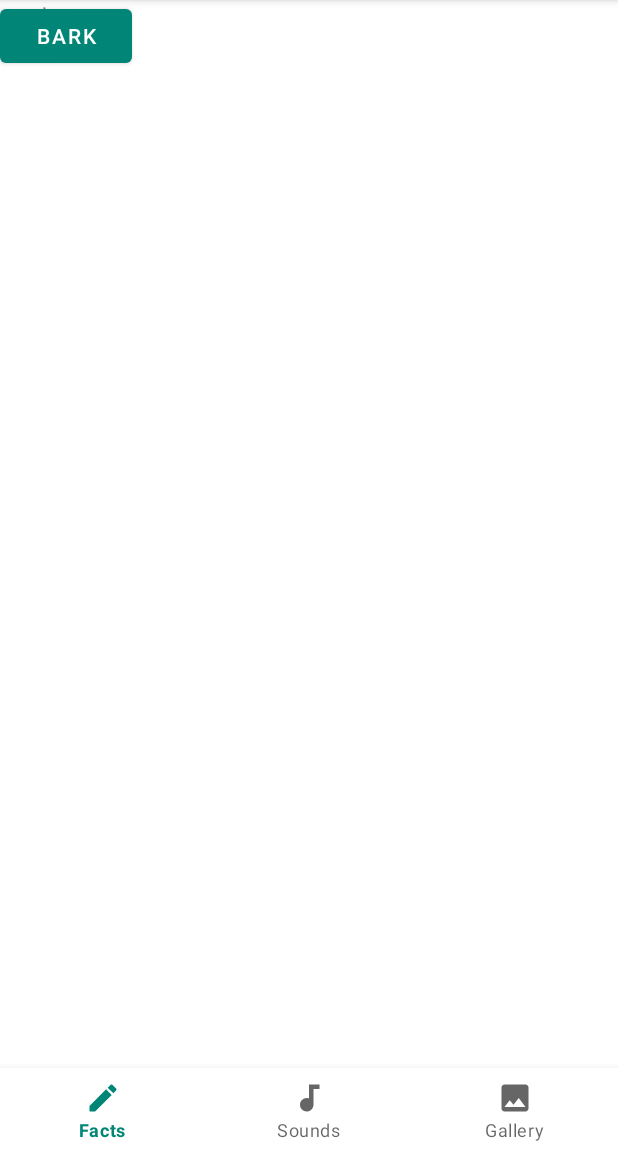
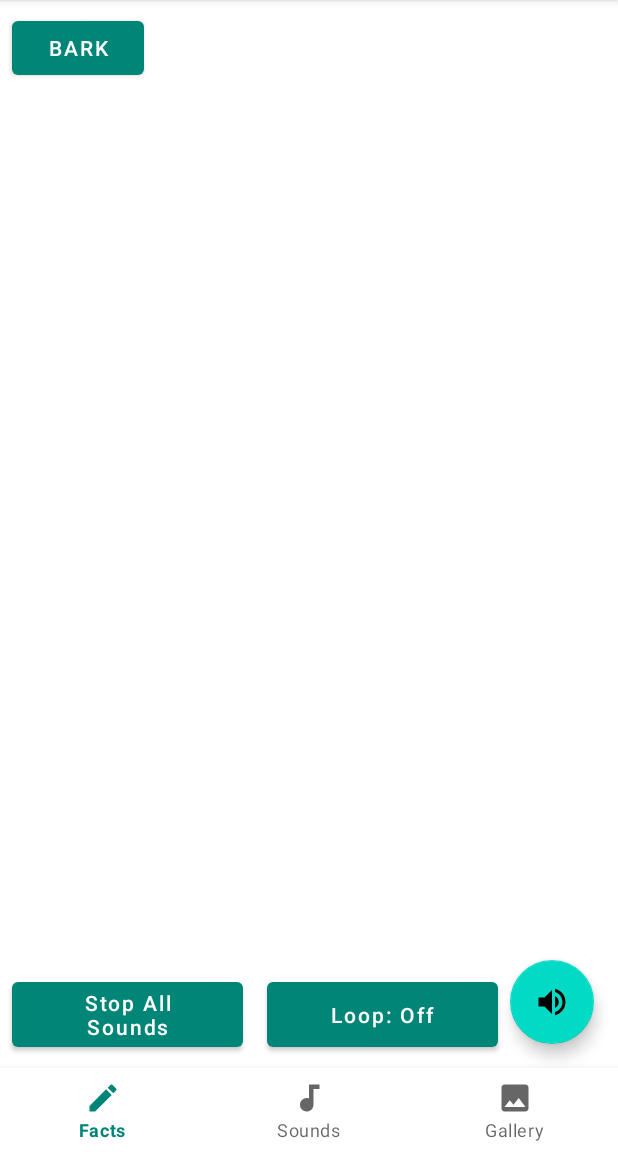
Before and after one commit to HappyPoofySquirrel/OmgSquirrel, an Android app: the SoundsFragment screen opened through its navigation route, after a tap on "BARK", on a phone screen of 412 x 824 dp, the part 84-1236 px from its top. Run offline under Robolectric (Android 15) with nearby library versions, the phone set to English and light mode, and no system bars; our stand-ins replace navigation-ui.

Commit message:
adding in loop, stop and sound toogle buttons

```diff
--- a/app/src/main/AndroidManifest.xml
+++ b/app/src/main/AndroidManifest.xml
@@ -1,6 +1,8 @@
 <?xml version="1.0" encoding="utf-8"?>
 <manifest xmlns:android="http://schemas.android.com/apk/res/android"
           package="com.guyverhopkins.omgsquirrel">
+
+    <uses-permission android:name="android.permission.INTERNET" />
 
     <application
             android:allowBackup="true"
--- /dev/null
+++ b/app/src/main/java/com/guyverhopkins/omgsquirrel/ExtentionFunctions.kt
@@ -0,0 +1,5 @@
+package com.guyverhopkins.omgsquirrel
+
+import androidx.lifecycle.MutableLiveData
+
+fun <T : Any?> MutableLiveData<T>.default(initialValue: T) = apply { setValue(initialValue) }
--- a/app/src/main/java/com/guyverhopkins/omgsquirrel/core/ISoundPlayer.kt
+++ b/app/src/main/java/com/guyverhopkins/omgsquirrel/core/ISoundPlayer.kt
@@ -2,5 +2,6 @@ package com.guyverhopkins.omgsquirrel.core
 
 interface ISoundPlayer {
     fun bark()
-
+    fun setLoop(loop: Boolean)
+    fun stopAllSounds()
 }
--- a/app/src/main/java/com/guyverhopkins/omgsquirrel/core/SoundPlayer.kt
+++ b/app/src/main/java/com/guyverhopkins/omgsquirrel/core/SoundPlayer.kt
@@ -16,8 +16,23 @@ import com.guyverhopkins.omgsquirrel.R
  * i dont like that i need context here figure out a way to omit it
  */
 class SoundPlayer(private val context: Context?) : ISoundPlayer, SoundPool.OnLoadCompleteListener {
+
+    private var loop = 0
+
     override fun onLoadComplete(p0: SoundPool?, p1: Int, p2: Int) {
         loaded = true
+    }
+
+    override fun stopAllSounds() { //todo this is not working is loop is toggled
+        soundPool.stop(barkId)
+    }
+
+    override fun setLoop(shouldLoop: Boolean) {
+        loop = if (shouldLoop) {
+            -1
+        } else {
+            0
+        }
     }
 
     private var loaded = false
@@ -28,6 +43,7 @@ class SoundPlayer(private val context: Context?) : ISoundPlayer, SoundPool.OnLoa
     private val assetManager: AssetManager? = null
 
     val barkId = soundPool.load(context, R.raw.barking, 1)
+
     init {
         soundPool.setOnLoadCompleteListener(this)
     }
@@ -36,7 +52,7 @@ class SoundPlayer(private val context: Context?) : ISoundPlayer, SoundPool.OnLoa
 //        soundPool.load(context, context?.resources?.getIdentifier("barking", "raw/sounds", context?.packageName))
 //        val barkId = soundPool.load(context, R.raw.barking, 1)
         loaded?.let {
-            soundPool.play(barkId, 1f, 1f, 1, 0, 1f)
+            soundPool.play(barkId, 1f, 1f, 1, loop, 1f)
         }
     }
 
--- a/app/src/main/java/com/guyverhopkins/omgsquirrel/ui/facts/FactsFragment.kt
+++ b/app/src/main/java/com/guyverhopkins/omgsquirrel/ui/facts/FactsFragment.kt
@@ -27,8 +27,6 @@ class FactsFragment : Fragment() {
 
         myWebView.loadUrl("file:///android_asset/facts.html")
 
-
-        myWebView.setBackgroundColor(0x29384999)
     }
 
 }
--- a/app/src/main/java/com/guyverhopkins/omgsquirrel/ui/sounds/SoundsFragment.kt
+++ b/app/src/main/java/com/guyverhopkins/omgsquirrel/ui/sounds/SoundsFragment.kt
@@ -6,6 +6,8 @@ import androidx.fragment.app.Fragment
 import android.view.LayoutInflater
 import android.view.View
 import android.view.ViewGroup
+import androidx.core.content.ContextCompat
+import androidx.lifecycle.Observer
 
 import com.guyverhopkins.omgsquirrel.R
 import com.guyverhopkins.omgsquirrel.core.SoundPlayer
@@ -26,13 +28,47 @@ class SoundsFragment : Fragment() {
         super.onActivityCreated(savedInstanceState)
 
 //        val soundPool = SoundPool.Builder().setMaxStreams(1).build()
-        viewModel = ViewModelProviders.of(this, SoundsViewModelFactory(SoundPlayer(activity))).get(SoundsViewModel::class.java)
+        viewModel =
+            ViewModelProviders.of(this, SoundsViewModelFactory(SoundPlayer(activity))).get(SoundsViewModel::class.java)
 
         btn_bark.setOnClickListener {
             viewModel.onBarkPressed()
         }
 
+        fab_sound_toggle.setOnClickListener {
+            viewModel.soundTogglePressed()
+        }
+
+        btn_loop.setOnClickListener {
+            viewModel.OnLoopTogglePressed()
+        }
+
+        btn_stop.setOnClickListener {
+            viewModel.stopAllSounds()
+        }
         // TODO: Use the ViewModel
+
+        viewModel.flag.observe(this, Observer {
+            var drawableResource = R.drawable.ic_volume_up_black_24dp
+            if (!it) {
+                drawableResource = R.drawable.ic_volume_off_black_24dp
+            }
+            context?.let {
+                val drawable = ContextCompat.getDrawable(
+                    it,
+                    drawableResource
+                )
+                fab_sound_toggle.setImageDrawable(drawable)
+            }
+        })
+
+        viewModel.loop.observe(this, Observer {
+            var text = "Loop: On"
+            if (!it) {
+                text = "Loop: Off"
+            }
+            btn_loop.text = text
+        })
     }
 
 }
--- a/app/src/main/java/com/guyverhopkins/omgsquirrel/ui/sounds/SoundsViewModel.kt
+++ b/app/src/main/java/com/guyverhopkins/omgsquirrel/ui/sounds/SoundsViewModel.kt
@@ -1,14 +1,41 @@
 package com.guyverhopkins.omgsquirrel.ui.sounds
 
+import androidx.lifecycle.LiveData
+import androidx.lifecycle.MutableLiveData
 import androidx.lifecycle.ViewModel;
 import androidx.lifecycle.ViewModelProvider
 import com.guyverhopkins.omgsquirrel.core.ISoundPlayer
+import com.guyverhopkins.omgsquirrel.default
 
 class SoundsViewModel(private val soundPlayer: ISoundPlayer) : ViewModel() {
+
+    private var soundOnFlag = MutableLiveData<Boolean>().default(true)
+    var flag: LiveData<Boolean> = soundOnFlag
+
+    private var loopOnFlag = MutableLiveData<Boolean>().default(false)
+    var loop: LiveData<Boolean> = loopOnFlag
+
     fun onBarkPressed() {
-soundPlayer.bark()
+        soundPlayer.bark()
     }
-    // TODO: Implement the ViewModel
+
+    fun soundTogglePressed() {
+        soundOnFlag.value?.let {
+            soundOnFlag.value = !it
+        }
+        //todo implement mute or should that just be stop all?
+    }
+
+    fun OnLoopTogglePressed() {
+        loopOnFlag.value?.let {
+            loopOnFlag.value = !it
+            soundPlayer.setLoop(!it)
+        }
+    }
+
+    fun stopAllSounds() {
+        soundPlayer.stopAllSounds()
+    }
 }
 
 class SoundsViewModelFactory(private val soundPlayer: ISoundPlayer) : ViewModelProvider.Factory {
--- /dev/null
+++ b/app/src/main/res/drawable/ic_volume_off_black_24dp.xml
@@ -0,0 +1,9 @@
+<vector xmlns:android="http://schemas.android.com/apk/res/android"
+        android:width="24dp"
+        android:height="24dp"
+        android:viewportWidth="24.0"
+        android:viewportHeight="24.0">
+    <path
+        android:fillColor="#FF000000"
+        android:pathData="M16.5,12c0,-1.77 -1.02,-3.29 -2.5,-4.03v2.21l2.45,2.45c0.03,-0.2 0.05,-0.41 0.05,-0.63zM19,12c0,0.94 -0.2,1.82 -0.54,2.64l1.51,1.51C20.63,14.91 21,13.5 21,12c0,-4.28 -2.99,-7.86 -7,-8.77v2.06c2.89,0.86 5,3.54 5,6.71zM4.27,3L3,4.27 7.73,9L3,9v6h4l5,5v-6.73l4.25,4.25c-0.67,0.52 -1.42,0.93 -2.25,1.18v2.06c1.38,-0.31 2.63,-0.95 3.69,-1.81L19.73,21 21,19.73l-9,-9L4.27,3zM12,4L9.91,6.09 12,8.18L12,4z"/>
+</vector>
--- /dev/null
+++ b/app/src/main/res/drawable/ic_volume_up_black_24dp.xml
@@ -0,0 +1,9 @@
+<vector xmlns:android="http://schemas.android.com/apk/res/android"
+        android:width="24dp"
+        android:height="24dp"
+        android:viewportWidth="24.0"
+        android:viewportHeight="24.0">
+    <path
+        android:fillColor="#FF000000"
+        android:pathData="M3,9v6h4l5,5L12,4L7,9L3,9zM16.5,12c0,-1.77 -1.02,-3.29 -2.5,-4.03v8.05c1.48,-0.73 2.5,-2.25 2.5,-4.02zM14,3.23v2.06c2.89,0.86 5,3.54 5,6.71s-2.11,5.85 -5,6.71v2.06c4.01,-0.91 7,-4.49 7,-8.77s-2.99,-7.86 -7,-8.77z"/>
+</vector>
--- a/app/src/main/res/layout/activity_main.xml
+++ b/app/src/main/res/layout/activity_main.xml
@@ -17,7 +17,8 @@
             app:layout_constraintEnd_toEndOf="parent"
             app:layout_constraintStart_toStartOf="parent"
             app:layout_constraintTop_toTopOf="parent"
-            app:navGraph="@navigation/navigation_graph" />
+            app:layout_constraintBottom_toTopOf="@id/bottom_navigation"
+            app:navGraph="@navigation/navigation_graph"/>
 
     <com.google.android.material.bottomnavigation.BottomNavigationView
             android:id="@+id/bottom_navigation"
--- a/app/src/main/res/layout/sounds_fragment.xml
+++ b/app/src/main/res/layout/sounds_fragment.xml
@@ -1,19 +1,51 @@
 <?xml version="1.0" encoding="utf-8"?>
-<FrameLayout
+<androidx.constraintlayout.widget.ConstraintLayout
         xmlns:android="http://schemas.android.com/apk/res/android"
-        xmlns:tools="http://schemas.android.com/tools"
+        xmlns:app="http://schemas.android.com/apk/res-auto" xmlns:tools="http://schemas.android.com/tools"
         android:layout_width="match_parent"
         android:layout_height="match_parent"
         tools:context=".ui.sounds.SoundsFragment">
 
-    <TextView
-            android:layout_width="match_parent"
-            android:layout_height="match_parent"
-            android:text="soudns"/>
 
     <com.google.android.material.button.MaterialButton android:id="@+id/btn_bark"
                                                        android:layout_width="wrap_content"
                                                        android:layout_height="wrap_content"
-                                                       android:text="Bark"/>
+                                                       android:text="Bark"
+                                                       android:layout_marginTop="8dp"
+                                                       app:layout_constraintTop_toTopOf="parent"
+                                                       app:layout_constraintStart_toStartOf="parent"
+                                                       android:layout_marginStart="8dp"/>
 
-</FrameLayout>
+    <com.google.android.material.button.MaterialButton android:layout_width="0dp"
+                                                       android:layout_height="wrap_content"
+                                                       android:id="@+id/btn_stop"
+                                                       android:text="Stop All\nSounds"
+                                                       android:textAllCaps="false"
+                                                       app:layout_constraintStart_toStartOf="parent"
+                                                       app:layout_constraintEnd_toStartOf="@id/btn_loop"
+                                                       android:layout_margin="8dp"
+                                                       app:layout_constraintBottom_toBottomOf="parent"/>
+
+    <com.google.android.material.button.MaterialButton android:layout_width="0dp"
+                                                       android:layout_height="0dp"
+                                                       android:id="@+id/btn_loop"
+                                                       android:text="Loop: Off"
+                                                       android:textAllCaps="false"
+                                                       app:layout_constraintStart_toEndOf="@id/btn_stop"
+                                                       app:layout_constraintEnd_toStartOf="@id/fab_sound_toggle"
+                                                       app:layout_constraintBottom_toBottomOf="@id/btn_stop"
+                                                       android:layout_marginStart="8dp"
+                                                       android:layout_marginEnd="8dp"
+                                                       app:layout_constraintTop_toTopOf="@+id/btn_stop"/>
+    <com.google.android.material.floatingactionbutton.FloatingActionButton
+            android:src="@drawable/ic_volume_up_black_24dp"
+            android:layout_width="wrap_content"
+            android:layout_height="wrap_content"
+            android:clickable="true"
+            android:id="@+id/fab_sound_toggle"
+            android:layout_marginBottom="16dp"
+            app:layout_constraintBottom_toBottomOf="parent"
+            android:layout_marginEnd="16dp"
+            app:layout_constraintEnd_toEndOf="parent"/>
+
+</androidx.constraintlayout.widget.ConstraintLayout>
```
Also changed, not shown: app/src/main/res/drawable/ic_dashboard_black_24dp.xml (deleted, +0 -9 lines), app/src/main/res/drawable/ic_home_black_24dp.xml (deleted, +0 -9 lines), app/src/main/res/drawable/ic_notifications_black_24dp.xml (deleted, +0 -9 lines), 1 other file.
